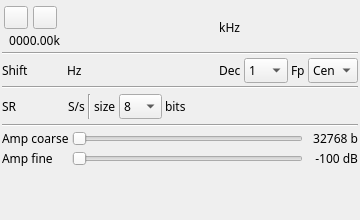
f4exb/sdrangel, file plugins/samplesource/testsource/testsourcegui.ui: the form before one commit.
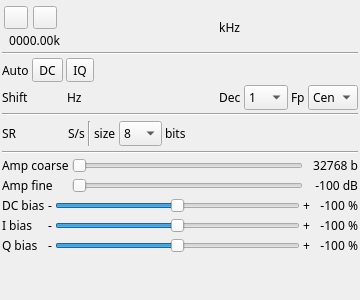
The form after the commit. Icons and pictures are not drawn. Custom widgets are drawn as their Qt base class.

Commit message: TestSource: implemente DC and IQ bias and corrections

The edit to the form file:
```diff
--- a/plugins/samplesource/testsource/testsourcegui.ui
+++ b/plugins/samplesource/testsource/testsourcegui.ui
@@ -7,7 +7,7 @@
     <x>0</x>
     <y>0</y>
     <width>360</width>
-    <height>220</height>
+    <height>300</height>
    </rect>
   </property>
   <property name="sizePolicy">
@@ -19,7 +19,7 @@
   <property name="minimumSize">
    <size>
     <width>360</width>
-    <height>220</height>
+    <height>300</height>
    </size>
   </property>
   <property name="font">
@@ -185,6 +185,44 @@
      </property>
     </widget>
    </item>
+   <item>
+    <layout class="QHBoxLayout" name="autoCorrectionsLayout">
+     <item>
+      <widget class="QLabel" name="autoCorrLabel">
+       <property name="text">
+        <string>Auto</string>
+       </property>
+      </widget>
+     </item>
+     <item>
+      <widget class="ButtonSwitch" name="dcOffset">
+       <property name="text">
+        <string>DC</string>
+       </property>
+      </widget>
+     </item>
+     <item>
+      <widget class="ButtonSwitch" name="iqImbalance">
+       <property name="text">
+        <string>IQ</string>
+       </property>
+      </widget>
+     </item>
+     <item>
+      <spacer name="horizontalSpacer_4">
+       <property name="orientation">
+        <enum>Qt::Horizontal</enum>
+       </property>
+       <property name="sizeHint" stdset="0">
+        <size>
+         <width>40</width>
+         <height>20</height>
+        </size>
+       </property>
+      </spacer>
+     </item>
+    </layout>
+   </item>
    <item>
     <layout class="QHBoxLayout" name="frequencyShiftLayout">
      <item>
@@ -569,6 +607,160 @@
      </item>
     </layout>
    </item>
+   <item>
+    <layout class="QGridLayout" name="iqBiasLayout">
+     <item row="2" column="2">
+      <widget class="QSlider" name="qBias">
+       <property name="minimum">
+        <number>-99</number>
+       </property>
+       <property name="pageStep">
+        <number>1</number>
+       </property>
+       <property name="orientation">
+        <enum>Qt::Horizontal</enum>
+       </property>
+      </widget>
+     </item>
+     <item row="2" column="4">
+      <widget class="QLabel" name="qBiasText">
+       <property name="minimumSize">
+        <size>
+         <width>45</width>
+         <height>0</height>
+        </size>
+       </property>
+       <property name="text">
+        <string>-100 %</string>
+       </property>
+       <property name="alignment">
+        <set>Qt::AlignRight|Qt::AlignTrailing|Qt::AlignVCenter</set>
+       </property>
+      </widget>
+     </item>
+     <item row="2" column="0">
+      <widget class="QLabel" name="qBiasLabel">
+       <property name="text">
+        <string>Q bias</string>
+       </property>
+      </widget>
+     </item>
+     <item row="2" column="3">
+      <widget class="QLabel" name="qBiasPlusQLabel">
+       <property name="text">
+        <string>+</string>
+       </property>
+      </widget>
+     </item>
+     <item row="2" column="1">
+      <widget class="QLabel" name="qBiasMinusLabel">
+       <property name="text">
+        <string>-</string>
+       </property>
+      </widget>
+     </item>
+     <item row="1" column="0">
+      <widget class="QLabel" name="iBiasLabel">
+       <property name="text">
+        <string>I bias</string>
+       </property>
+      </widget>
+     </item>
+     <item row="1" column="1">
+      <widget class="QLabel" name="iBiasMinusLabel">
+       <property name="text">
+        <string>-</string>
+       </property>
+      </widget>
+     </item>
+     <item row="1" column="2">
+      <widget class="QSlider" name="iBias">
+       <property name="minimum">
+        <number>-99</number>
+       </property>
+       <property name="pageStep">
+        <number>1</number>
+       </property>
+       <property name="orientation">
+        <enum>Qt::Horizontal</enum>
+       </property>
+      </widget>
+     </item>
+     <item row="1" column="4">
+      <widget class="QLabel" name="iBiasText">
+       <property name="minimumSize">
+        <size>
+         <width>45</width>
+         <height>0</height>
+        </size>
+       </property>
+       <property name="text">
+        <string>-100 %</string>
+       </property>
+       <property name="alignment">
+        <set>Qt::AlignRight|Qt::AlignTrailing|Qt::AlignVCenter</set>
+       </property>
+      </widget>
+     </item>
+     <item row="1" column="3">
+      <widget class="QLabel" name="iBiasPlusLabel">
+       <property name="text">
+        <string>+</string>
+       </property>
+      </widget>
+     </item>
+     <item row="0" column="0">
+      <widget class="QLabel" name="dcBiasLabel">
+       <property name="text">
+        <string>DC bias</string>
+       </property>
+      </widget>
+     </item>
+     <item row="0" column="1">
+      <widget class="QLabel" name="dcBiasMinusLabel">
+       <property name="text">
+        <string>-</string>
+       </property>
+      </widget>
+     </item>
+     <item row="0" column="2">
+      <widget class="QSlider" name="dcBias">
+       <property name="minimum">
+        <number>-99</number>
+       </property>
+       <property name="pageStep">
+        <number>1</number>
+       </property>
+       <property name="orientation">
+        <enum>Qt::Horizontal</enum>
+       </property>
+      </widget>
+     </item>
+     <item row="0" column="3">
+      <widget class="QLabel" name="dcBiasPlusLabel">
+       <property name="text">
+        <string>+</string>
+       </property>
+      </widget>
+     </item>
+     <item row="0" column="4">
+      <widget class="QLabel" name="dcBiasText">
+       <property name="minimumSize">
+        <size>
+         <width>45</width>
+         <height>0</height>
+        </size>
+       </property>
+       <property name="text">
+        <string>-100 %</string>
+       </property>
+       <property name="alignment">
+        <set>Qt::AlignRight|Qt::AlignTrailing|Qt::AlignVCenter</set>
+       </property>
+      </widget>
+     </item>
+    </layout>
+   </item>
    <item>
     <layout class="QHBoxLayout" name="fillerLayout">
      <item>
```
The commit also changes 7 other files.
